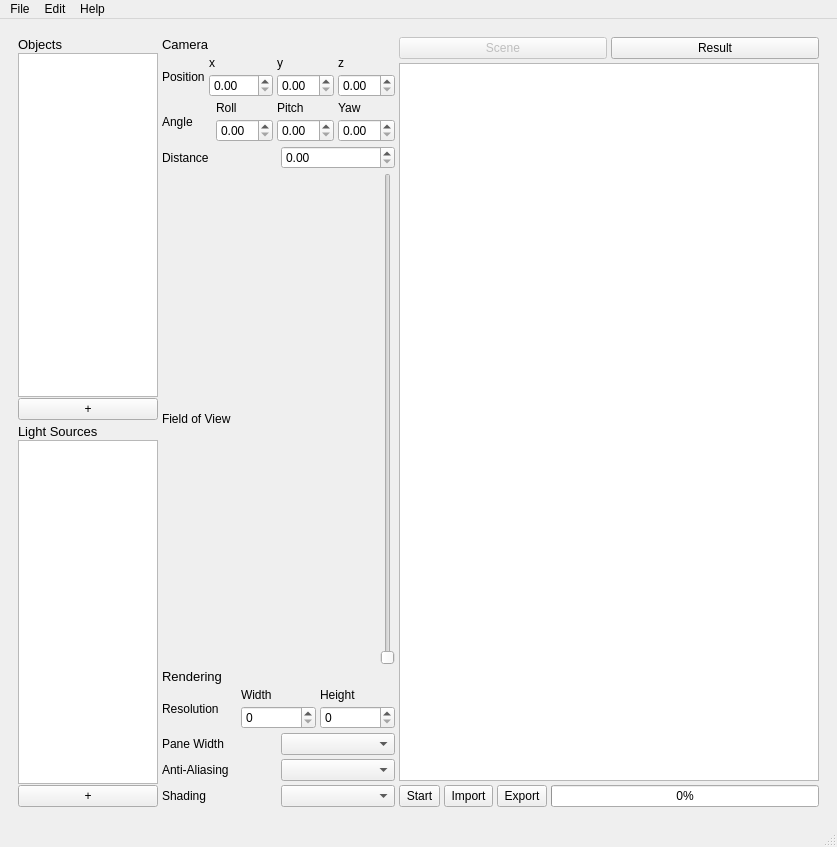
The window that frontend/mainGui.ui (Rayrangers/SOPR_WS24_25-Raytracers) describes before a commit, drawn with Qt 5.
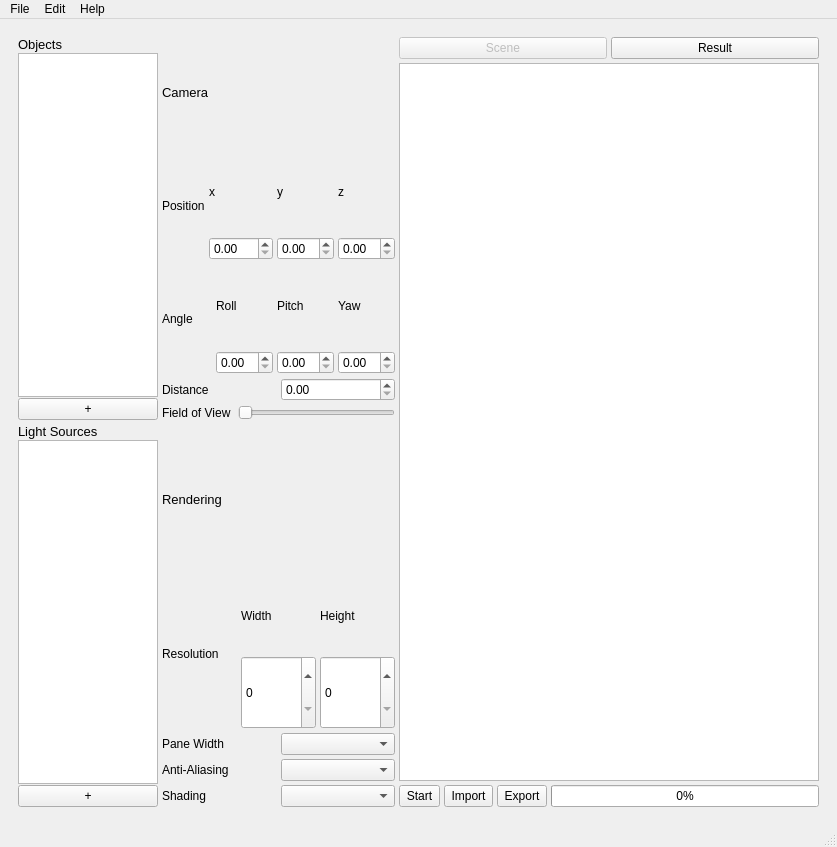
The same window after the commit.

Commit message: fix: slider vertical -> horizontal

Patch:
```diff
--- a/frontend/mainGui.ui
+++ b/frontend/mainGui.ui
@@ -370,7 +370,11 @@
                  </widget>
                 </item>
                 <item>
-                 <widget class="QSlider" name="fowHorizontalSlider"/>
+                 <widget class="QSlider" name="horizontalSlider">
+                  <property name="orientation">
+                   <enum>Qt::Horizontal</enum>
+                  </property>
+                 </widget>
                 </item>
                </layout>
               </item>
```
